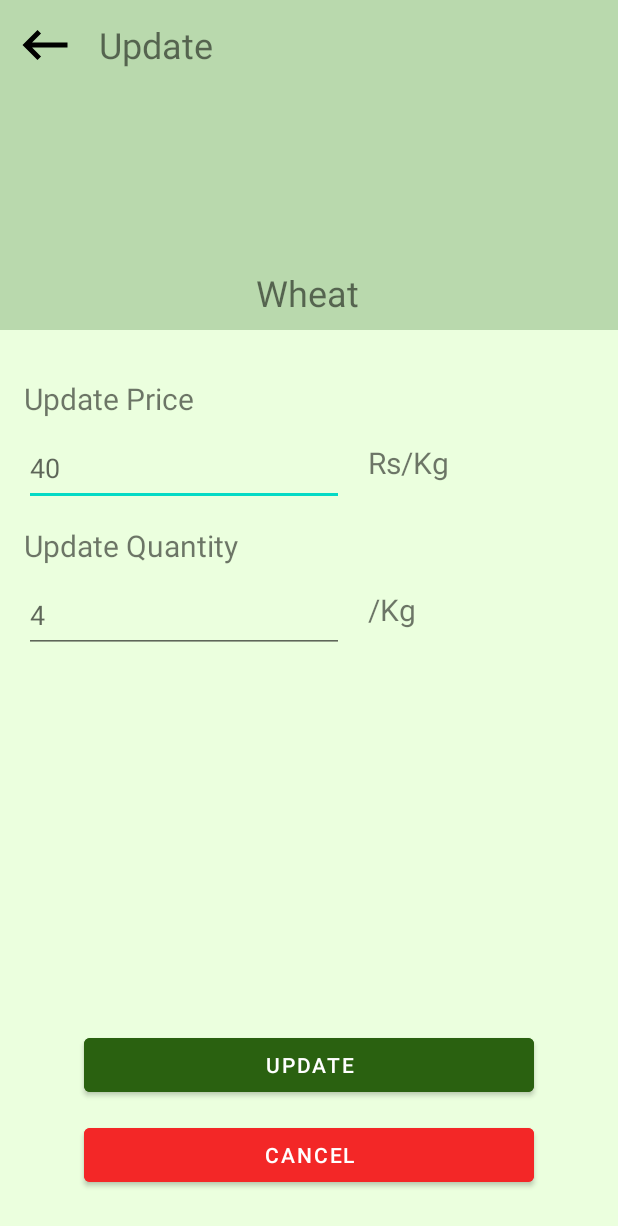
After one commit to Jay-Suthar/Kisan-App, an Android app: the FarmerCropUpdateActivity screen opened directly, with no data from a screen before it, on a phone screen of 412 x 824 dp. The commit adds this screen. Shown: the top 1226 px of the screen. Run offline under Robolectric (Android 15) with nearby library versions, the phone set to English and light mode, and no system bars.

Commit message:
update_crop added

```diff
--- /dev/null
+++ b/app/src/main/java/com/example/kisna_app/FarmerCropUpdateActivity.java
@@ -0,0 +1,14 @@
+package com.example.kisna_app;
+
+import androidx.appcompat.app.AppCompatActivity;
+
+import android.os.Bundle;
+
+public class FarmerCropUpdateActivity extends AppCompatActivity {
+
+    @Override
+    protected void onCreate(Bundle savedInstanceState) {
+        super.onCreate(savedInstanceState);
+        setContentView(R.layout.activity_farmer_crop_update);
+    }
+}
--- /dev/null
+++ b/app/src/main/res/drawable/ic_baseline_sell_24.xml
@@ -0,0 +1,5 @@
+<vector android:height="24dp" android:tint="#000000"
+    android:viewportHeight="24" android:viewportWidth="24"
+    android:width="24dp" xmlns:android="http://schemas.android.com/apk/res/android">
+    <path android:fillColor="@android:color/white" android:pathData="M21.41,11.41l-8.83,-8.83C12.21,2.21 11.7,2 11.17,2H4C2.9,2 2,2.9 2,4v7.17c0,0.53 0.21,1.04 0.59,1.41l8.83,8.83c0.78,0.78 2.05,0.78 2.83,0l7.17,-7.17C22.2,13.46 22.2,12.2 21.41,11.41zM6.5,8C5.67,8 5,7.33 5,6.5S5.67,5 6.5,5S8,5.67 8,6.5S7.33,8 6.5,8z"/>
+</vector>
--- /dev/null
+++ b/app/src/main/res/layout/activity_farmer_crop_update.xml
@@ -0,0 +1,183 @@
+<?xml version="1.0" encoding="utf-8"?>
+<androidx.constraintlayout.widget.ConstraintLayout xmlns:android="http://schemas.android.com/apk/res/android"
+    xmlns:app="http://schemas.android.com/apk/res-auto"
+    xmlns:tools="http://schemas.android.com/tools"
+    android:layout_width="match_parent"
+    android:layout_height="match_parent"
+    android:background="@color/main_bg_color"
+    tools:context=".FarmerCropUpdateActivity">
+
+    <androidx.constraintlayout.widget.ConstraintLayout
+        android:id="@+id/update_crop"
+        android:layout_width="0dp"
+        android:layout_height="220dp"
+        android:background="@color/main_bg_color_2"
+        app:layout_constraintEnd_toEndOf="parent"
+        app:layout_constraintStart_toStartOf="parent"
+        app:layout_constraintTop_toTopOf="parent">
+
+        <ImageView
+            android:id="@+id/update_crop_image"
+            android:layout_width="107dp"
+            android:layout_height="90dp"
+            android:layout_marginTop="80dp"
+            app:layout_constraintEnd_toEndOf="parent"
+            app:layout_constraintStart_toStartOf="parent"
+            app:layout_constraintTop_toTopOf="parent"
+            tools:srcCompat="@tools:sample/avatars" />
+
+        <TextView
+            android:id="@+id/update_crop_name"
+            android:layout_width="wrap_content"
+            android:layout_height="wrap_content"
+            android:layout_marginTop="21dp"
+            android:layout_marginBottom="21dp"
+            android:text="Wheat"
+            android:textSize="24sp"
+            app:layout_constraintBottom_toBottomOf="parent"
+            app:layout_constraintEnd_toEndOf="parent"
+            app:layout_constraintHorizontal_bias="0.498"
+            app:layout_constraintStart_toStartOf="parent"
+            app:layout_constraintTop_toBottomOf="@+id/update_crop_image" />
+
+        <ImageView
+            android:id="@+id/update_back"
+            android:layout_width="40dp"
+            android:layout_height="40dp"
+            android:layout_marginStart="10dp"
+            android:layout_marginTop="10dp"
+            app:layout_constraintStart_toStartOf="parent"
+            app:layout_constraintTop_toTopOf="parent"
+            app:srcCompat="@drawable/ic_baseline_keyboard_backspace_24" />
+
+        <TextView
+            android:id="@+id/textView9"
+            android:layout_width="wrap_content"
+            android:layout_height="wrap_content"
+            android:layout_marginStart="16dp"
+            android:layout_marginTop="13dp"
+            android:text="Update"
+            android:textSize="24sp"
+            app:layout_constraintStart_toEndOf="@+id/update_back"
+            app:layout_constraintTop_toTopOf="parent" />
+    </androidx.constraintlayout.widget.ConstraintLayout>
+
+    <androidx.constraintlayout.widget.ConstraintLayout
+        android:id="@+id/constraintLayout11"
+        android:layout_width="wrap_content"
+        android:layout_height="82dp"
+        android:layout_marginTop="32dp"
+        app:layout_constraintEnd_toEndOf="parent"
+        app:layout_constraintHorizontal_bias="0.0"
+        app:layout_constraintStart_toStartOf="parent"
+        app:layout_constraintTop_toBottomOf="@+id/update_crop">
+
+        <TextView
+            android:id="@+id/textView2"
+            android:layout_width="wrap_content"
+            android:layout_height="wrap_content"
+            android:layout_marginStart="16dp"
+            android:text="Update Price"
+            android:textSize="20sp"
+            app:layout_constraintStart_toStartOf="parent"
+            app:layout_constraintTop_toTopOf="parent" />
+
+        <EditText
+            android:id="@+id/crop_price_update"
+            android:layout_width="wrap_content"
+            android:layout_height="50dp"
+            android:layout_marginStart="16dp"
+            android:layout_marginTop="8dp"
+            android:ems="10"
+            android:hint="40"
+            android:inputType="number"
+            app:layout_constraintStart_toStartOf="parent"
+            app:layout_constraintTop_toBottomOf="@+id/textView2" />
+
+        <TextView
+            android:id="@+id/textView11"
+            android:layout_width="wrap_content"
+            android:layout_height="wrap_content"
+            android:layout_marginStart="16dp"
+            android:layout_marginEnd="5dp"
+            android:layout_marginBottom="12dp"
+            android:text="Rs/Kg"
+            android:textSize="20sp"
+            app:layout_constraintBottom_toBottomOf="parent"
+            app:layout_constraintEnd_toEndOf="parent"
+            app:layout_constraintStart_toEndOf="@+id/crop_price_update" />
+    </androidx.constraintlayout.widget.ConstraintLayout>
+    <androidx.constraintlayout.widget.ConstraintLayout
+        android:id="@+id/constraintLayout12"
+        android:layout_width="wrap_content"
+        android:layout_height="82dp"
+        android:layout_marginTop="16dp"
+        app:layout_constraintEnd_toEndOf="parent"
+        app:layout_constraintHorizontal_bias="0.0"
+        app:layout_constraintStart_toStartOf="parent"
+        app:layout_constraintTop_toBottomOf="@+id/constraintLayout11">
+
+        <TextView
+            android:id="@+id/textView3"
+            android:layout_width="wrap_content"
+            android:layout_height="wrap_content"
+            android:layout_marginStart="16dp"
+            android:text="Update Quantity"
+            android:textSize="20sp"
+            app:layout_constraintStart_toStartOf="parent"
+            app:layout_constraintTop_toTopOf="parent" />
+
+        <EditText
+            android:id="@+id/crop_quantity_update"
+            android:layout_width="wrap_content"
+            android:layout_height="50dp"
+            android:layout_marginStart="16dp"
+            android:layout_marginTop="8dp"
+            android:ems="10"
+            android:hint="4"
+            android:inputType="number"
+            app:layout_constraintStart_toStartOf="parent"
+            app:layout_constraintTop_toBottomOf="@+id/textView3" />
+
+        <TextView
+            android:id="@+id/textView12"
+            android:layout_width="wrap_content"
+            android:layout_height="wrap_content"
+            android:layout_marginStart="16dp"
+            android:layout_marginEnd="5dp"
+            android:layout_marginBottom="12dp"
+            android:text="/Kg"
+            android:textSize="20sp"
+            app:layout_constraintBottom_toBottomOf="parent"
+            app:layout_constraintEnd_toEndOf="parent"
+            app:layout_constraintStart_toEndOf="@+id/crop_quantity_update" />
+    </androidx.constraintlayout.widget.ConstraintLayout>
+
+    <Button
+        android:id="@+id/cancel_crop_update"
+        android:layout_width="300dp"
+        android:layout_height="wrap_content"
+        android:layout_marginStart="10dp"
+        android:layout_marginEnd="10dp"
+        android:layout_marginBottom="30dp"
+        android:backgroundTint="@color/cancel"
+        android:text="Cancel"
+        app:layout_constraintBottom_toBottomOf="parent"
+        app:layout_constraintEnd_toEndOf="parent"
+        app:layout_constraintStart_toStartOf="parent" />
+
+    <Button
+        android:id="@+id/confirm_crop_update"
+        android:layout_width="300dp"
+        android:layout_height="wrap_content"
+        android:layout_marginStart="10dp"
+        android:layout_marginEnd="10dp"
+        android:layout_marginBottom="12dp"
+        android:backgroundTint="@color/main_color"
+        android:text="Update"
+        app:layout_constraintBottom_toTopOf="@+id/cancel_crop_update"
+        app:layout_constraintEnd_toEndOf="parent"
+        app:layout_constraintHorizontal_bias="0.501"
+        app:layout_constraintStart_toStartOf="parent" />
+
+</androidx.constraintlayout.widget.ConstraintLayout>
--- a/app/src/main/res/layout/activity_navigation.xml
+++ b/app/src/main/res/layout/activity_navigation.xml
@@ -10,7 +10,7 @@
     <androidx.constraintlayout.widget.ConstraintLayout
         android:id="@+id/nav_bar_top"
         android:layout_width="0dp"
-        android:layout_height="250dp"
+        android:layout_height="220dp"
         android:background="@color/main_bg_color_2"
         app:layout_constraintEnd_toEndOf="parent"
         app:layout_constraintStart_toStartOf="parent"
@@ -31,15 +31,17 @@
             android:layout_width="wrap_content"
             android:layout_height="wrap_content"
             android:layout_marginTop="21dp"
+            android:layout_marginBottom="21dp"
             android:text="Name"
             android:textSize="24sp"
+            app:layout_constraintBottom_toBottomOf="parent"
             app:layout_constraintEnd_toEndOf="parent"
             app:layout_constraintHorizontal_bias="0.498"
             app:layout_constraintStart_toStartOf="parent"
             app:layout_constraintTop_toBottomOf="@+id/nav_profile_img" />
 
         <ImageView
-            android:id="@+id/imageView8"
+            android:id="@+id/nav_back"
             android:layout_width="40dp"
             android:layout_height="40dp"
             android:layout_marginStart="10dp"
@@ -47,19 +49,65 @@
             app:layout_constraintStart_toStartOf="parent"
             app:layout_constraintTop_toTopOf="parent"
             app:srcCompat="@drawable/ic_baseline_keyboard_backspace_24" />
+
+        <TextView
+            android:id="@+id/textView9"
+            android:layout_width="wrap_content"
+            android:layout_height="wrap_content"
+            android:layout_marginStart="16dp"
+            android:layout_marginTop="13dp"
+            android:text="Menu"
+            android:textSize="24sp"
+            app:layout_constraintStart_toEndOf="@+id/nav_back"
+            app:layout_constraintTop_toTopOf="parent" />
     </androidx.constraintlayout.widget.ConstraintLayout>
-
     <androidx.constraintlayout.widget.ConstraintLayout
-        android:id="@+id/nav_dashboard"
+        android:id="@+id/nav_buy"
         android:layout_width="wrap_content"
         android:layout_height="60dp"
         android:layout_marginStart="24dp"
-        android:layout_marginTop="24dp"
+        android:layout_marginTop="20dp"
         android:layout_marginEnd="10dp"
         app:layout_constraintEnd_toEndOf="parent"
         app:layout_constraintHorizontal_bias="0.0"
         app:layout_constraintStart_toStartOf="parent"
         app:layout_constraintTop_toBottomOf="@+id/nav_bar_top">
+
+        <ImageView
+            android:id="@+id/imageView41"
+            android:layout_width="40dp"
+            android:layout_height="40dp"
+            app:layout_constraintBottom_toBottomOf="parent"
+            app:layout_constraintStart_toStartOf="parent"
+            app:layout_constraintTop_toTopOf="parent"
+            app:srcCompat="@drawable/ic_baseline_sell_24" />
+
+        <TextView
+            android:id="@+id/textView41"
+            android:layout_width="wrap_content"
+            android:layout_height="wrap_content"
+            android:layout_marginStart="24dp"
+            android:text="Sell"
+            android:textSize="24sp"
+            app:layout_constraintBottom_toBottomOf="parent"
+            app:layout_constraintEnd_toEndOf="parent"
+            app:layout_constraintHorizontal_bias="0.5"
+            app:layout_constraintStart_toEndOf="@+id/imageView41"
+            app:layout_constraintTop_toTopOf="parent"
+            app:layout_constraintVertical_bias="0.5" />
+    </androidx.constraintlayout.widget.ConstraintLayout>
+
+    <androidx.constraintlayout.widget.ConstraintLayout
+        android:id="@+id/nav_sell"
+        android:layout_width="wrap_content"
+        android:layout_height="60dp"
+        android:layout_marginStart="24dp"
+        android:layout_marginTop="8dp"
+        android:layout_marginEnd="10dp"
+        app:layout_constraintEnd_toEndOf="parent"
+        app:layout_constraintHorizontal_bias="0.0"
+        app:layout_constraintStart_toStartOf="parent"
+        app:layout_constraintTop_toBottomOf="@+id/nav_buy">
 
         <ImageView
             android:id="@+id/imageView3"
@@ -68,14 +116,14 @@
             app:layout_constraintBottom_toBottomOf="parent"
             app:layout_constraintStart_toStartOf="parent"
             app:layout_constraintTop_toTopOf="parent"
-            app:srcCompat="@drawable/ic_baseline_dashboard_24" />
+            app:srcCompat="@drawable/ic_baseline_sell_24" />
 
         <TextView
             android:id="@+id/textView3"
             android:layout_width="wrap_content"
             android:layout_height="wrap_content"
             android:layout_marginStart="24dp"
-            android:text="Dashboard"
+            android:text="Buy"
             android:textSize="24sp"
             app:layout_constraintBottom_toBottomOf="parent"
             app:layout_constraintEnd_toEndOf="parent"
@@ -95,7 +143,7 @@
         app:layout_constraintEnd_toEndOf="parent"
         app:layout_constraintHorizontal_bias="0.0"
         app:layout_constraintStart_toStartOf="parent"
-        app:layout_constraintTop_toBottomOf="@+id/nav_dashboard">
+        app:layout_constraintTop_toBottomOf="@+id/nav_sell">
 
         <ImageView
             android:id="@+id/imageView4"
--- a/app/src/main/res/values/colors.xml
+++ b/app/src/main/res/values/colors.xml
@@ -11,5 +11,6 @@
     <color name="main_bg_color">#EBFFDE</color>
     <color name="input_text_color">#645C5C</color>
     <color name="main_bg_color_2">#B9D9AD</color>
+    <color name="cancel">#F32727</color>
 
 </resources>
```
Also changed, not shown: app/src/main/AndroidManifest.xml (+7 -0 lines).
